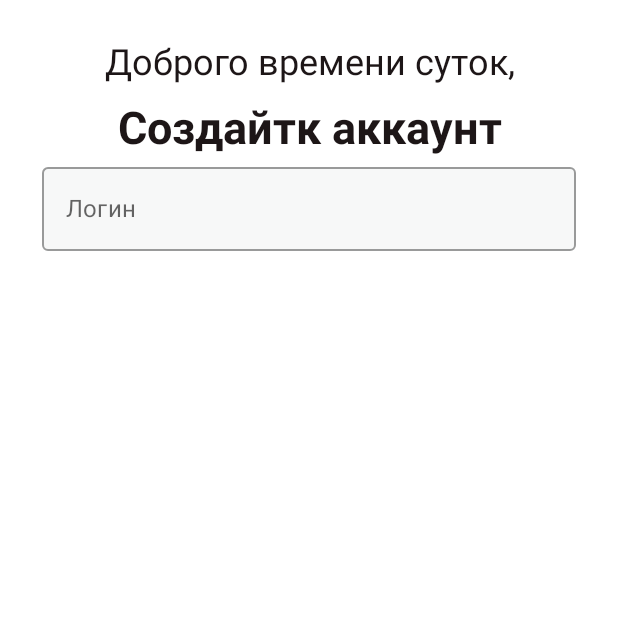
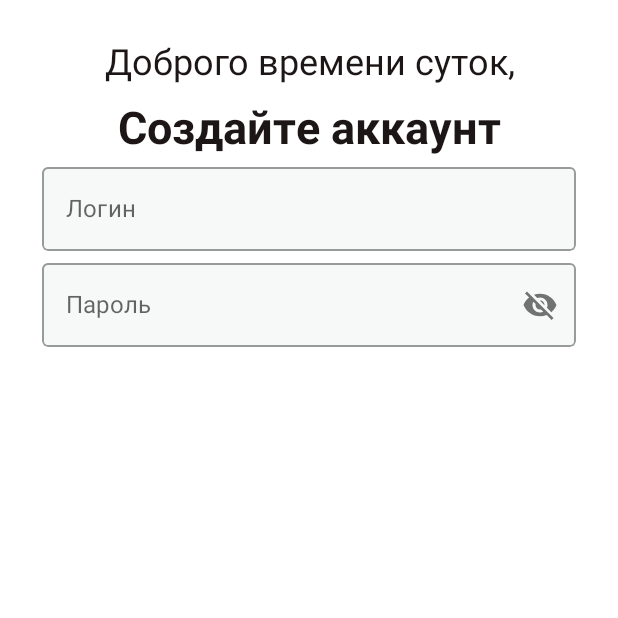
Before and after one commit to oleg-romanov/LemoRepo, an Android app built with Jetpack Compose: the screen it shows after launch (MainActivity), on a phone screen of 412 x 824 dp, the top half of it. Run offline under Robolectric (Android 15) with nearby library versions, the phone set to English and light mode, and no system bars; our stand-ins replace Compose Multiplatform resources.

Commit message:
PasswordTextField added on SignUpScreen

```diff
--- a/Front_layer/LemonAI/composeApp/build.gradle.kts
+++ b/Front_layer/LemonAI/composeApp/build.gradle.kts
@@ -37,6 +37,7 @@ kotlin {
             implementation(compose.runtime)
             implementation(compose.foundation)
             implementation(compose.material)
+            implementation(compose.materialIconsExtended)
             implementation(compose.ui)
             @OptIn(ExperimentalComposeLibrary::class)
             implementation(compose.components.resources)
--- a/Front_layer/LemonAI/composeApp/src/commonMain/kotlin/AppComponents.kt
+++ b/Front_layer/LemonAI/composeApp/src/commonMain/kotlin/AppComponents.kt
@@ -1,23 +1,34 @@
 import androidx.compose.foundation.layout.fillMaxWidth
 import androidx.compose.foundation.layout.heightIn
 import androidx.compose.foundation.text.KeyboardOptions
+import androidx.compose.material.Icon
+import androidx.compose.material.IconButton
 import androidx.compose.material.OutlinedTextField
+import androidx.compose.material.Shapes
 import androidx.compose.material.Text
 import androidx.compose.material.TextFieldDefaults
+import androidx.compose.material.icons.Icons
+import androidx.compose.material.icons.filled.Visibility
+import androidx.compose.material.icons.filled.VisibilityOff
 import androidx.compose.runtime.Composable
 import androidx.compose.runtime.mutableStateOf
 import androidx.compose.runtime.remember
 import androidx.compose.ui.Modifier
+import androidx.compose.ui.draw.clip
 import androidx.compose.ui.graphics.Color
 import androidx.compose.ui.text.TextStyle
 import androidx.compose.ui.text.font.FontStyle
 import androidx.compose.ui.text.font.FontWeight
+import androidx.compose.ui.text.input.KeyboardType
+import androidx.compose.ui.text.input.PasswordVisualTransformation
+import androidx.compose.ui.text.input.VisualTransformation
 import androidx.compose.ui.text.style.TextAlign
 import androidx.compose.ui.unit.dp
 import androidx.compose.ui.unit.sp
+import org.jetbrains.compose.resources.Resource
 
 @Composable
-fun NormalTextComponent(value:String) {
+fun NormalTextComponent(value: String) {
     Text(
         text = value,
         modifier = Modifier.fillMaxWidth().heightIn(min = 40.dp),
@@ -32,7 +43,7 @@ fun NormalTextComponent(value:String) {
 }
 
 @Composable
-fun HeadingTextComponent(value:String) {
+fun HeadingTextComponent(value: String) {
     Text(
         text = value,
         modifier = Modifier.fillMaxWidth().heightIn(),
@@ -47,16 +58,14 @@ fun HeadingTextComponent(value:String) {
 }
 
 @Composable
-fun MyTextFieldComponent(
-    labelValue: String
-) {
+fun MyTextFieldComponent(labelValue: String) {
 
     val textValue = remember {
         mutableStateOf("")
     }
 
     OutlinedTextField(
-        modifier = Modifier.fillMaxWidth(),
+        modifier = Modifier.fillMaxWidth().clip(componentsShape.small),
         label = { Text(text = labelValue) },
         colors = TextFieldDefaults.outlinedTextFieldColors(
             focusedBorderColor = Color(0xFF92A3FD),
@@ -68,6 +77,54 @@ fun MyTextFieldComponent(
         value = textValue.value,
         onValueChange = {
             textValue.value = it
-        }
+        },
     )
 }
+
+@Composable
+fun PasswordTextFieldComponent(
+    labelValue: String
+) {
+
+    val password = remember {
+        mutableStateOf("")
+    }
+
+    val passwordVisible = remember {
+        mutableStateOf(false)
+    }
+
+    OutlinedTextField(
+        modifier = Modifier.fillMaxWidth().clip(componentsShape.small),
+        label = { Text(text = labelValue) },
+        colors = TextFieldDefaults.outlinedTextFieldColors(
+            focusedBorderColor = Color(0xFF92A3FD),
+            focusedLabelColor = Color(0xFF92A3FD),
+            cursorColor = Color(0xFF92A3FD),
+            backgroundColor = Color(0xFFF7F8F8)
+        ),
+        keyboardOptions = KeyboardOptions(keyboardType = KeyboardType.Password),
+        value = password.value,
+        onValueChange = {
+            password.value = it
+        },
+        trailingIcon = {
+            val iconImage = if (passwordVisible.value) {
+                Icons.Filled.Visibility
+            } else {
+                Icons.Filled.VisibilityOff
+            }
+
+            var discription = if (passwordVisible.value) {
+                "Скрыть пароль"
+            } else {
+                "Показать пароль"
+            }
+
+            IconButton(onClick = { passwordVisible.value = !passwordVisible.value} ){
+                Icon(imageVector = iconImage, contentDescription = discription)
+            }
+        },
+        visualTransformation = if(passwordVisible.value) VisualTransformation.None else PasswordVisualTransformation()
+    )
+}
--- /dev/null
+++ b/Front_layer/LemonAI/composeApp/src/commonMain/kotlin/ComponentsShape.kt
@@ -0,0 +1,9 @@
+import androidx.compose.foundation.shape.RoundedCornerShape
+import androidx.compose.material.Shapes
+import androidx.compose.ui.unit.dp
+
+val componentsShape = Shapes(
+    small = RoundedCornerShape(4.dp),
+    medium = RoundedCornerShape(8.dp),
+    large = RoundedCornerShape(0.dp),
+)
--- a/Front_layer/LemonAI/composeApp/src/commonMain/kotlin/SignUpScreen.kt
+++ b/Front_layer/LemonAI/composeApp/src/commonMain/kotlin/SignUpScreen.kt
@@ -19,9 +19,13 @@ fun SignUpScreen() {
     {
         Column(modifier = Modifier.fillMaxSize()) {
             NormalTextComponent(value = "Доброго времени суток,")
-            HeadingTextComponent(value = "Создайтк аккаунт")
+            HeadingTextComponent(value = "Создайтe аккаунт")
 
             MyTextFieldComponent(labelValue = "Логин")
+            PasswordTextFieldComponent(labelValue = "Пароль")
+
+            //дата рождения
+            //пол
         }
 
     }
```
